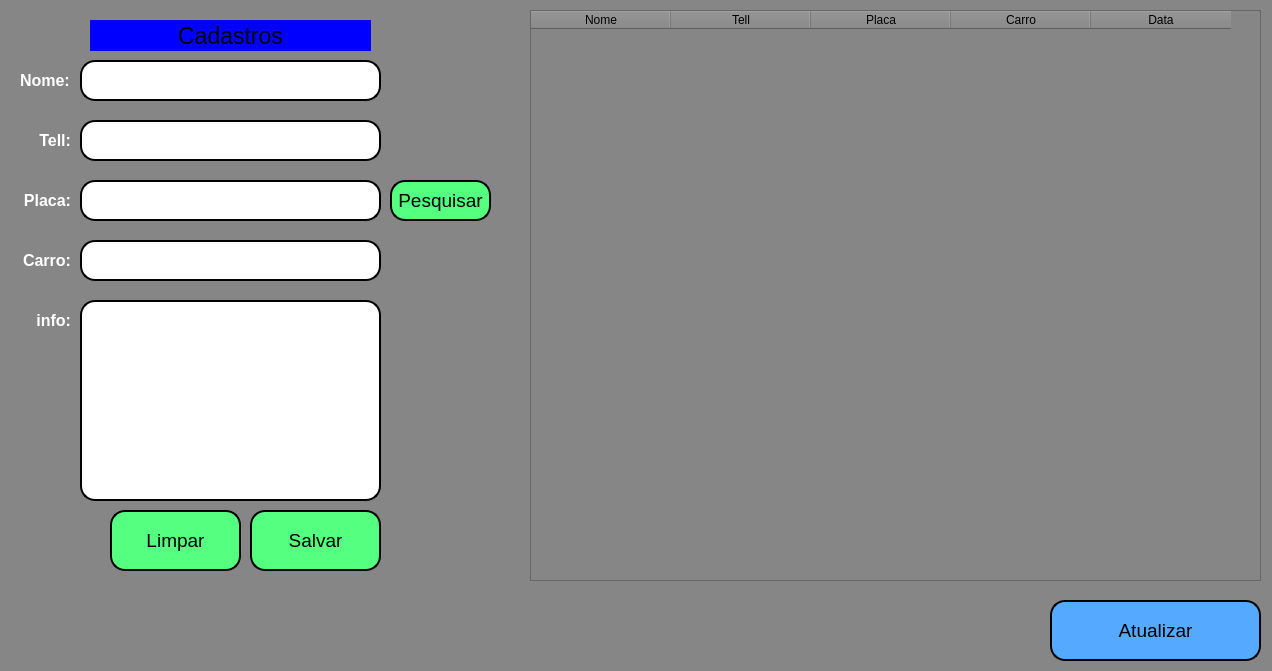
First picture: the form in formulario.ui, repository AlexandreSilvestrin/cadastroOficina, before the edit.
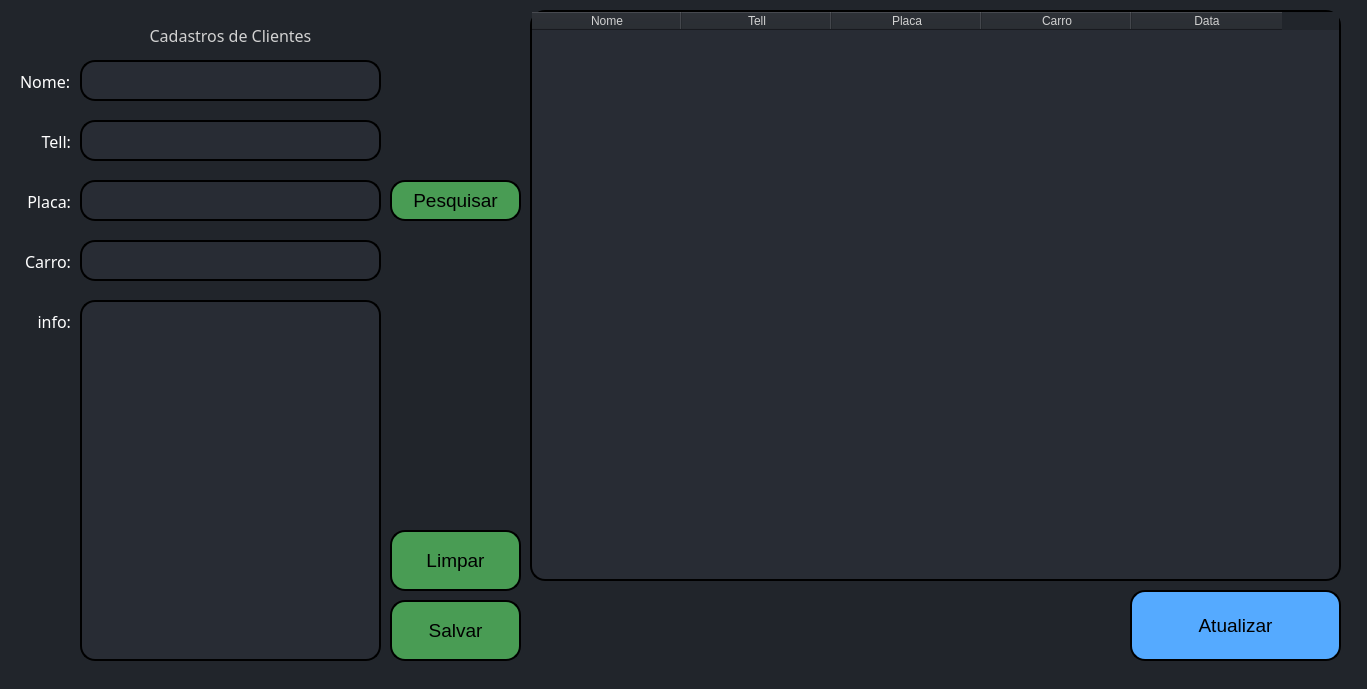
Second picture: the form after the edit.

```diff
--- a/formulario.ui
+++ b/formulario.ui
@@ -6,22 +6,23 @@
    <rect>
     <x>0</x>
     <y>0</y>
-    <width>1272</width>
-    <height>671</height>
+    <width>1367</width>
+    <height>689</height>
    </rect>
   </property>
   <property name="windowTitle">
    <string>MainWindow</string>
   </property>
   <property name="styleSheet">
-   <string notr="true">background-color: rgb(134, 134, 134);</string>
+   <string notr="true">background-color: rgb(33, 37, 43);
+</string>
   </property>
   <widget class="QWidget" name="centralwidget">
    <widget class="QPushButton" name="btnsalvar">
     <property name="geometry">
      <rect>
-      <x>250</x>
-      <y>510</y>
+      <x>390</x>
+      <y>600</y>
       <width>131</width>
       <height>61</height>
      </rect>
@@ -37,7 +38,7 @@
 border-width:2px;
 border-style:outset;
 border-color:black;
-background-color: rgb(85, 255, 127);
+background-color: rgb(73, 156, 84);
 }
 QPushButton:pressed{
 border-radius: 15px;
@@ -62,14 +63,23 @@
     </property>
     <property name="font">
      <font>
+      <family>Arial Black</family>
       <pointsize>12</pointsize>
+      <weight>10</weight>
+      <italic>false</italic>
+      <bold>false</bold>
      </font>
     </property>
     <property name="styleSheet">
      <string notr="true">border-radius: 15px;
+font: 87 12pt &quot;Arial Black&quot;;
+background-color: rgb(40, 44, 52);
 border-style: outset;
 border-width:2px;
-background-color: rgb(255, 255, 255);</string>
+color: rgb(209, 209, 209);</string>
+    </property>
+    <property name="text">
+     <string/>
     </property>
    </widget>
    <widget class="QLabel" name="label">
@@ -83,8 +93,10 @@
     </property>
     <property name="font">
      <font>
-      <pointsize>17</pointsize>
-      <weight>50</weight>
+      <family>Arial Black</family>
+      <pointsize>12</pointsize>
+      <weight>10</weight>
+      <italic>false</italic>
       <bold>false</bold>
      </font>
     </property>
@@ -92,10 +104,13 @@
      <string>&lt;html&gt;&lt;head/&gt;&lt;body&gt;&lt;p align=&quot;center&quot;&gt;&lt;br/&gt;&lt;/p&gt;&lt;/body&gt;&lt;/html&gt;</string>
     </property>
     <property name="styleSheet">
-     <string notr="true">background-color: rgb(0, 0, 255);</string>
+     <string notr="true">border-radius: 15px;
+font: 87 12pt &quot;Arial Black&quot;;
+border-style: outset;
+color: rgb(209, 209, 209);</string>
     </property>
     <property name="text">
-     <string>Cadastros</string>
+     <string>Cadastros de Clientes</string>
     </property>
     <property name="alignment">
      <set>Qt::AlignCenter</set>
@@ -112,14 +127,23 @@
     </property>
     <property name="font">
      <font>
+      <family>Arial Black</family>
       <pointsize>12</pointsize>
+      <weight>10</weight>
+      <italic>false</italic>
+      <bold>false</bold>
      </font>
     </property>
     <property name="styleSheet">
      <string notr="true">border-radius: 15px;
+font: 87 12pt &quot;Arial Black&quot;;
+background-color: rgb(40, 44, 52);
 border-style: outset;
 border-width:2px;
-background-color: rgb(255, 255, 255);</string>
+color: rgb(209, 209, 209);</string>
+    </property>
+    <property name="text">
+     <string/>
     </property>
    </widget>
    <widget class="QLineEdit" name="placatxt">
@@ -133,14 +157,20 @@
     </property>
     <property name="font">
      <font>
+      <family>Arial Black</family>
       <pointsize>12</pointsize>
+      <weight>10</weight>
+      <italic>false</italic>
+      <bold>false</bold>
      </font>
     </property>
     <property name="styleSheet">
      <string notr="true">border-radius: 15px;
+font: 87 12pt &quot;Arial Black&quot;;
+background-color: rgb(40, 44, 52);
 border-style: outset;
 border-width:2px;
-background-color: rgb(255, 255, 255);</string>
+color: rgb(209, 209, 209);</string>
     </property>
    </widget>
    <widget class="QLabel" name="label_2">
@@ -154,13 +184,18 @@
     </property>
     <property name="font">
      <font>
+      <family>Arial Black</family>
       <pointsize>12</pointsize>
-      <weight>75</weight>
-      <bold>true</bold>
+      <weight>10</weight>
+      <italic>false</italic>
+      <bold>false</bold>
      </font>
     </property>
     <property name="styleSheet">
-     <string notr="true">background-color: rgb(134, 134, 134);</string>
+     <string notr="true">border-radius: 15px;
+font: 87 12pt &quot;Arial Black&quot;;
+border-style: outset;
+color: rgb(209, 209, 209);</string>
     </property>
     <property name="text">
      <string>&lt;html&gt;&lt;head/&gt;&lt;body&gt;&lt;p&gt;&lt;span style=&quot; color:#ffffff;&quot;&gt;Nome:&lt;/span&gt;&lt;/p&gt;&lt;/body&gt;&lt;/html&gt;</string>
@@ -177,13 +212,18 @@
     </property>
     <property name="font">
      <font>
+      <family>Arial Black</family>
       <pointsize>12</pointsize>
-      <weight>75</weight>
-      <bold>true</bold>
+      <weight>10</weight>
+      <italic>false</italic>
+      <bold>false</bold>
      </font>
     </property>
     <property name="styleSheet">
-     <string notr="true">background-color: rgb(134, 134, 134);</string>
+     <string notr="true">border-radius: 15px;
+font: 87 12pt &quot;Arial Black&quot;;
+border-style: outset;
+color: rgb(209, 209, 209);</string>
     </property>
     <property name="text">
      <string>&lt;html&gt;&lt;head/&gt;&lt;body&gt;&lt;p&gt;&lt;span style=&quot; color:#ffffff;&quot;&gt;Tell:&lt;/span&gt;&lt;/p&gt;&lt;/body&gt;&lt;/html&gt;</string>
@@ -203,13 +243,18 @@
     </property>
     <property name="font">
      <font>
+      <family>Arial Black</family>
       <pointsize>12</pointsize>
-      <weight>75</weight>
-      <bold>true</bold>
+      <weight>10</weight>
+      <italic>false</italic>
+      <bold>false</bold>
      </font>
     </property>
     <property name="styleSheet">
-     <string notr="true">background-color: rgb(134, 134, 134);</string>
+     <string notr="true">border-radius: 15px;
+font: 87 12pt &quot;Arial Black&quot;;
+border-style: outset;
+color: rgb(209, 209, 209);</string>
     </property>
     <property name="text">
      <string>&lt;html&gt;&lt;head/&gt;&lt;body&gt;&lt;p&gt;&lt;span style=&quot; color:#ffffff;&quot;&gt;Placa:&lt;/span&gt;&lt;/p&gt;&lt;/body&gt;&lt;/html&gt;</string>
@@ -221,10 +266,10 @@
    <widget class="QPushButton" name="btnatt">
     <property name="geometry">
      <rect>
-      <x>1050</x>
-      <y>600</y>
+      <x>1130</x>
+      <y>590</y>
       <width>211</width>
-      <height>61</height>
+      <height>71</height>
      </rect>
     </property>
     <property name="font">
@@ -260,21 +305,40 @@
      <rect>
       <x>530</x>
       <y>10</y>
-      <width>731</width>
+      <width>811</width>
       <height>571</height>
      </rect>
     </property>
     <property name="font">
      <font>
-      <pointsize>12</pointsize>
-      <stylestrategy>PreferDefault</stylestrategy>
+      <family>Arial</family>
+      <pointsize>10</pointsize>
+      <weight>10</weight>
+      <italic>false</italic>
+      <bold>false</bold>
      </font>
     </property>
     <property name="autoFillBackground">
      <bool>false</bool>
     </property>
     <property name="styleSheet">
-     <string notr="true"/>
+     <string notr="true">QHeaderView::section {
+	background-color: rgb(33, 37, 43);
+	color: rgb(209, 209, 209);
+}
+
+QTableWidget{
+	border-radius: 15px;
+	font: 87 10pt &quot;Arial&quot;;
+	background-color: rgb(40, 44, 52);
+	border-style: outset;
+	border-width:2px;
+	color: rgb(209, 209, 209);
+}
+</string>
+    </property>
+    <property name="sizeAdjustPolicy">
+     <enum>QAbstractScrollArea::AdjustToContentsOnFirstShow</enum>
     </property>
     <property name="editTriggers">
      <set>QAbstractItemView::NoEditTriggers</set>
@@ -285,12 +349,24 @@
     <property name="gridStyle">
      <enum>Qt::SolidLine</enum>
     </property>
+    <property name="sortingEnabled">
+     <bool>false</bool>
+    </property>
+    <attribute name="horizontalHeaderCascadingSectionResizes">
+     <bool>false</bool>
+    </attribute>
     <attribute name="horizontalHeaderDefaultSectionSize">
-     <number>140</number>
+     <number>150</number>
+    </attribute>
+    <attribute name="horizontalHeaderHighlightSections">
+     <bool>true</bool>
     </attribute>
     <attribute name="horizontalHeaderMinimumSectionSize">
      <number>110</number>
     </attribute>
+    <attribute name="horizontalHeaderShowSortIndicator" stdset="0">
+     <bool>false</bool>
+    </attribute>
     <column>
      <property name="text">
       <string>Nome</string>
@@ -328,14 +404,20 @@
     </property>
     <property name="font">
      <font>
+      <family>Arial Black</family>
       <pointsize>12</pointsize>
+      <weight>10</weight>
+      <italic>false</italic>
+      <bold>false</bold>
      </font>
     </property>
     <property name="styleSheet">
      <string notr="true">border-radius: 15px;
+font: 87 12pt &quot;Arial Black&quot;;
+background-color: rgb(40, 44, 52);
 border-style: outset;
 border-width:2px;
-background-color: rgb(255, 255, 255);</string>
+color: rgb(209, 209, 209);</string>
     </property>
    </widget>
    <widget class="QLabel" name="label_5">
@@ -349,13 +431,18 @@
     </property>
     <property name="font">
      <font>
+      <family>Arial Black</family>
       <pointsize>12</pointsize>
-      <weight>75</weight>
-      <bold>true</bold>
+      <weight>10</weight>
+      <italic>false</italic>
+      <bold>false</bold>
      </font>
     </property>
     <property name="styleSheet">
-     <string notr="true">background-color: rgb(134, 134, 134);</string>
+     <string notr="true">border-radius: 15px;
+font: 87 12pt &quot;Arial Black&quot;;
+border-style: outset;
+color: rgb(209, 209, 209);</string>
     </property>
     <property name="text">
      <string>&lt;html&gt;&lt;head/&gt;&lt;body&gt;&lt;p&gt;&lt;span style=&quot; color:#ffffff;&quot;&gt;Carro:&lt;/span&gt;&lt;/p&gt;&lt;/body&gt;&lt;/html&gt;</string>
@@ -367,8 +454,8 @@
    <widget class="QPushButton" name="btnlimpar">
     <property name="geometry">
      <rect>
-      <x>110</x>
-      <y>510</y>
+      <x>390</x>
+      <y>530</y>
       <width>131</width>
       <height>61</height>
      </rect>
@@ -384,7 +471,7 @@
 border-width:2px;
 border-style:outset;
 border-color:black;
-background-color: rgb(85, 255, 127);
+background-color: rgb(73, 156, 84);
 }
 QPushButton:pressed{
 border-radius: 15px;
@@ -403,7 +490,7 @@
      <rect>
       <x>390</x>
       <y>180</y>
-      <width>101</width>
+      <width>131</width>
       <height>41</height>
      </rect>
     </property>
@@ -418,7 +505,7 @@
 border-width:2px;
 border-style:outset;
 border-color:black;
-background-color: rgb(85, 255, 127);
+background-color: rgb(73, 156, 84);
 }
 QPushButton:pressed{
 border-radius: 15px;
@@ -443,13 +530,18 @@
     </property>
     <property name="font">
      <font>
+      <family>Arial Black</family>
       <pointsize>12</pointsize>
-      <weight>75</weight>
-      <bold>true</bold>
+      <weight>10</weight>
+      <italic>false</italic>
+      <bold>false</bold>
      </font>
     </property>
     <property name="styleSheet">
-     <string notr="true">background-color: rgb(134, 134, 134);</string>
+     <string notr="true">border-radius: 15px;
+font: 87 12pt &quot;Arial Black&quot;;
+border-style: outset;
+color: rgb(209, 209, 209);</string>
     </property>
     <property name="text">
      <string>&lt;html&gt;&lt;head/&gt;&lt;body&gt;&lt;p&gt;&lt;span style=&quot; color:#ffffff;&quot;&gt;info:&lt;/span&gt;&lt;/p&gt;&lt;/body&gt;&lt;/html&gt;</string>
@@ -464,19 +556,25 @@
       <x>80</x>
       <y>300</y>
       <width>301</width>
-      <height>201</height>
+      <height>361</height>
      </rect>
     </property>
     <property name="font">
      <font>
+      <family>Arial Black</family>
       <pointsize>12</pointsize>
+      <weight>10</weight>
+      <italic>false</italic>
+      <bold>false</bold>
      </font>
     </property>
     <property name="styleSheet">
      <string notr="true">border-radius: 15px;
+font: 87 12pt &quot;Arial Black&quot;;
+background-color: rgb(40, 44, 52);
 border-style: outset;
 border-width:2px;
-background-color: rgb(255, 255, 255);</string>
+color: rgb(209, 209, 209);</string>
     </property>
    </widget>
   </widget>
```
Left out of the diff: 18 changed lines with no effect on the pictures.
